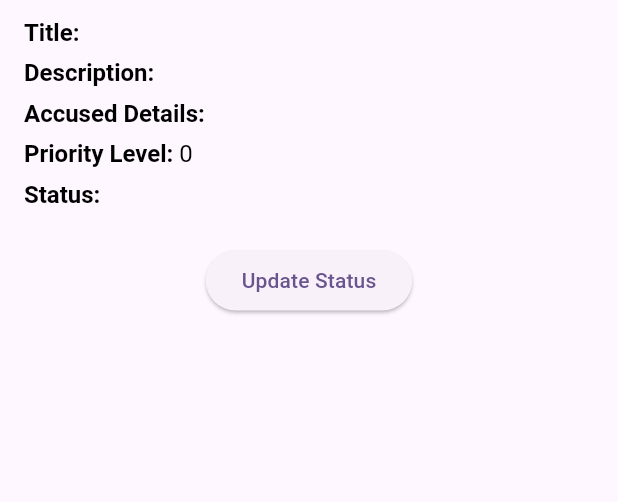
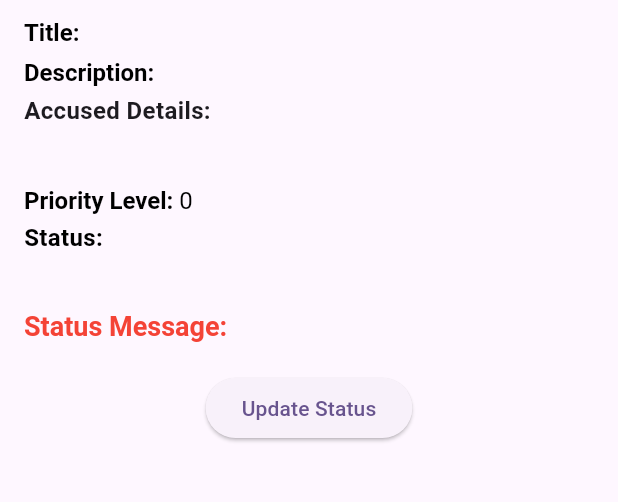
Before and after one commit to Nousheen0329/women_safety_framework, a Flutter app: the AdminReportDetails screen opened directly with empty values, on a phone screen of 412 x 824 dp, the part 396-898 px from its top. Run offline on Flutter 3.47's test engine with Material 3 defaults, Android fonts, the phone set to English and light mode, and no system bars; our stand-ins replace cloud_firestore, file_picker, firebase_auth, firebase_core, supabase_flutter; missing offline and left inert: syncfusion_flutter_pdfviewer; accounts and stored records are empty.

Commit message:
adds report feature

```diff
--- a/lib/roles/organization_admin/reports/admin_report_details.dart
+++ b/lib/roles/organization_admin/reports/admin_report_details.dart
@@ -33,7 +33,7 @@ class AdminReportDetails extends StatelessWidget {
 
           var reportData = snapshot.data!.data() as Map<String, dynamic>;
 
-          return Padding(
+          return SingleChildScrollView(
             padding: const EdgeInsets.all(16.0),
             child: Column(
               crossAxisAlignment: CrossAxisAlignment.start,
@@ -56,12 +56,50 @@ class AdminReportDetails extends StatelessWidget {
                 const SizedBox(height: 8),
                 _buildDetailRow("Title:", reportData['title']),
                 _buildDetailRow("Description:", reportData['description']),
-                _buildDetailRow(
-                    "Accused Details:", reportData['accused_details']),
+                const Text(
+                  "Accused Details:",
+                  style: TextStyle(fontWeight: FontWeight.bold, fontSize: 16),
+                ),
+                Padding(
+                  padding: const EdgeInsets.only(left: 8.0, top: 4.0),
+                  child: Text(
+                    reportData['accused_details'] ?? "Not Available",
+                    style: const TextStyle(fontSize: 16, color: Colors.black),
+                  ),
+                ),
+                const SizedBox(height: 8),
                 _buildDetailRow(
                     "Priority Level:", reportData['priority_level']),
-                _buildDetailRow("Status:", reportData['status'],
-                    color: Colors.red),
+                const Text(
+                  "Status:",
+                  style: TextStyle(
+                      fontWeight: FontWeight.bold,
+                      fontSize: 16,
+                      color: Colors.black),
+                ),
+                Padding(
+                  padding: const EdgeInsets.only(left: 8.0, top: 4.0),
+                  child: Text(
+                    reportData['status'],
+                    style: const TextStyle(fontSize: 16, color: Colors.black),
+                  ),
+                ),
+                const SizedBox(height: 10),
+                RichText(
+                  text: TextSpan(
+                    style: const TextStyle(
+                        fontSize: 18,
+                        fontWeight: FontWeight.bold,
+                        color: Colors.red),
+                    children: [
+                      const TextSpan(text: "Status Message: "),
+                      TextSpan(
+                        text: reportData['status_message'] ??
+                            "No message available",
+                      ),
+                    ],
+                  ),
+                ),
                 const SizedBox(height: 20),
                 Center(
                   child: ElevatedButton(
@@ -87,8 +125,7 @@ class AdminReportDetails extends StatelessWidget {
     );
   }
 
-  Widget _buildDetailRow(String label, dynamic value,
-      {Color color = Colors.black}) {
+  Widget _buildDetailRow(String label, dynamic value) {
     return Padding(
       padding: const EdgeInsets.symmetric(vertical: 4),
       child: RichText(
@@ -101,7 +138,7 @@ class AdminReportDetails extends StatelessWidget {
             ),
             TextSpan(
               text: " ${value ?? 'Not Available'}",
-              style: TextStyle(fontWeight: FontWeight.normal, color: color),
+              style: const TextStyle(fontWeight: FontWeight.normal),
             ),
           ],
         ),
--- a/lib/roles/organization_admin/reports/admin_reports_list.dart
+++ b/lib/roles/organization_admin/reports/admin_reports_list.dart
@@ -40,7 +40,7 @@ class AdminReportsList extends StatelessWidget {
                 margin: const EdgeInsets.all(10),
                 child: ListTile(
                   title: Text(reportData['title']),
-                  subtitle: Text("Status: ${reportData['status']}"),
+                  subtitle: Text("Status: ${reportData['status_message']}"),
                   trailing: reportData['status'] == "Pending"
                       ? const Icon(Icons.warning, color: Colors.red)
                       : const Icon(Icons.autorenew, color: Colors.green),
--- a/lib/roles/working_women/report/report_details.dart
+++ b/lib/roles/working_women/report/report_details.dart
@@ -54,6 +54,7 @@ class _ReportDetailsState extends State<ReportDetails> {
         "accused_details": _accusedDetailsController.text.trim(),
         "priority_level": _priority,
         "status": "Pending",
+        "status_message": "Report Received.",
         "created_at": FieldValue.serverTimestamp(),
       };
 
--- a/lib/roles/working_women/report/report_list.dart
+++ b/lib/roles/working_women/report/report_list.dart
@@ -62,13 +62,16 @@ class ReportList extends StatelessWidget {
                 itemBuilder: (context, index) {
                   var reportData =
                       reports[index].data() as Map<String, dynamic>;
+                  bool isResolved = reportData['status'] == "Resolved";
 
                   return Card(
                     margin: const EdgeInsets.all(10),
                     child: ListTile(
                       title: Text(reportData['title']),
-                      subtitle: Text("Status: ${reportData['status']}"),
-                      trailing: const Icon(Icons.arrow_forward),
+                      subtitle: Text("Status: ${reportData['status_message']}"),
+                      trailing: isResolved
+                          ? const Icon(Icons.check_circle, color: Colors.green)
+                          : const Icon(Icons.arrow_forward),
                       onTap: () {
                         Navigator.push(
                           context,
```
Also changed, not shown: lib/roles/organization_admin/reports/update_report_status.dart (+38 -9 lines), lib/roles/working_women/report/report_status.dart (+29 -3 lines).
